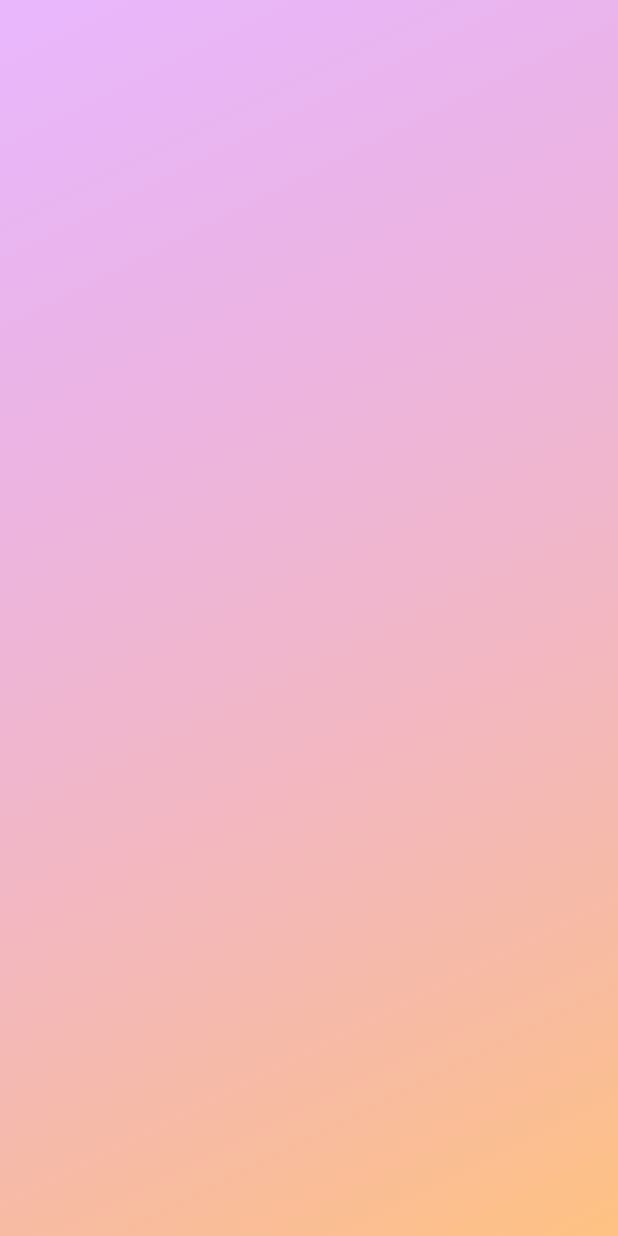
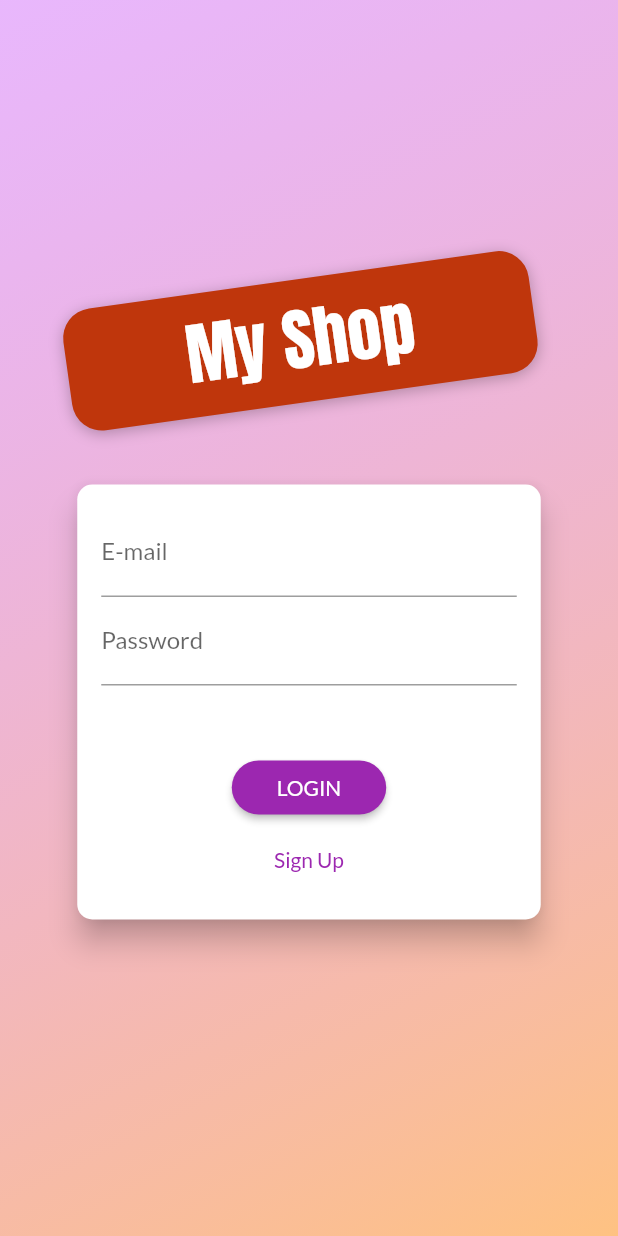
Before and after one commit to victorwolff39/Shop_App, a Flutter app: the screen it shows after launch, on a phone screen of 412 x 824 dp. Run offline on Flutter 3.47's test engine with Material 2 defaults, Android fonts, the phone set to English and light mode, and no system bars.

Commit message:
Finished sign in/sign up screen. Added sign up function linked with Firebase.

```diff
--- a/lib/main.dart
+++ b/lib/main.dart
@@ -1,5 +1,6 @@
 import 'package:flutter/material.dart';
 import 'package:provider/provider.dart';
+import 'package:shop_app/providers/auth.dart';
 import 'package:shop_app/providers/cart.dart';
 import 'package:shop_app/providers/orders.dart';
 import 'package:shop_app/providers/products_provider.dart';
@@ -33,13 +34,17 @@ class MyApp extends StatelessWidget {
         ChangeNotifierProvider(
           create: (_) => new Orders(),
         ),
+        ChangeNotifierProvider(
+          create: (_) => new Auth(),
+        ),
       ],
       child: MaterialApp(
         title: 'My Shop',
         theme: ThemeData(
-            primarySwatch: Colors.purple,
-            accentColor: Colors.deepOrange,
-            fontFamily: 'Lato'),
+          primarySwatch: Colors.purple,
+          accentColor: Colors.deepOrange,
+          fontFamily: 'Lato',
+        ),
         //home: ProductOverviewScreen(),
         routes: {
           AppRoutes.AUTH: (ctx) => AuthScreen(),
--- /dev/null
+++ b/lib/providers/auth.dart
@@ -0,0 +1,22 @@
+import 'dart:convert';
+
+import 'package:flutter/material.dart';
+import 'package:http/http.dart';
+import 'package:shop_app/models/error.dart';
+import 'package:shop_app/utils/endpoints.dart';
+
+class Auth with ChangeNotifier {
+
+  Future<Error> signUp(String email, String password) async {
+    final response = await post(Endpoints.AUTH_API, body: json.encode({
+      'email': email,
+      'password': password,
+      'returnSecureToken': true,
+    }));
+    print(json.decode(response.body));
+    return Error(
+      title: 'No error',
+      description: 'Seriously... There is nothing here...'
+    );
+  }
+}
--- /dev/null
+++ b/lib/utils/form_validator.dart
@@ -0,0 +1,53 @@
+import 'package:flutter/cupertino.dart';
+import 'package:flutter/material.dart';
+
+enum InputTypes {
+  Email,
+  Password,
+}
+
+class FormValidator {
+  final InputTypes inputType;
+  final String content;
+  final bool allowNull;
+  final bool allowZero;
+  final bool allowNegativeNumbers;
+
+  FormValidator({
+    @required this.inputType,
+    @required this.content,
+    this.allowNull = false,
+    this.allowZero = false,
+    this.allowNegativeNumbers = false,
+  });
+
+  //Maybe implement some REGEX in the future...?
+  String _emailValidate() {
+    if (!allowNull && content == null) {
+      return 'Missing e-mail address.';
+    }
+    if (!content.contains('@')) {
+      return 'Invalid e-mail address.';
+    }
+    return null;
+  }
+
+  String _passwordValidate() {
+    if (!allowNull && content == null) {
+      return 'Password cannot be empty.';
+    }
+    if (content.length < 5) {
+      return 'Password must be at least 5 characters long.';
+    }
+    return null;
+  }
+
+  String validate() {
+    switch (inputType) {
+      case InputTypes.Email:
+        return _emailValidate();
+      case InputTypes.Password:
+        return _passwordValidate();
+    }
+  }
+}
--- a/lib/views/auth_screen.dart
+++ b/lib/views/auth_screen.dart
@@ -1,4 +1,7 @@
+import 'dart:math';
+
 import 'package:flutter/material.dart';
+import 'package:shop_app/widgets/auth_card.dart';
 
 class AuthScreen extends StatelessWidget {
   @override
@@ -21,7 +24,37 @@ class AuthScreen extends StatelessWidget {
           Container(
             width: double.infinity,
             child: Column(
-              children: [],
+              mainAxisAlignment: MainAxisAlignment.center,
+              crossAxisAlignment: CrossAxisAlignment.center,
+              children: [
+                Container(
+                  padding: EdgeInsets.symmetric(
+                    vertical: 8,
+                    horizontal: 80,
+                  ),
+                  margin: EdgeInsets.only(bottom: 30),
+                  transform: Matrix4.rotationZ(-8 * pi / 180)..translate(-10.0),
+                  decoration: BoxDecoration(
+                    borderRadius: BorderRadius.circular(20),
+                    color: Colors.deepOrange.shade900,
+                    boxShadow: [
+                      BoxShadow(
+                          blurRadius: 8,
+                          color: Colors.black26,
+                          offset: Offset(0, 2)),
+                    ],
+                  ),
+                  child: Text(
+                    'My Shop',
+                    style: TextStyle(
+                        color:
+                            Theme.of(context).accentTextTheme.headline6.color,
+                        fontSize: 45,
+                        fontFamily: 'Anton'),
+                  ),
+                ),
+                AuthCard(),
+              ],
             ),
           ),
         ],
--- /dev/null
+++ b/lib/widgets/auth_card.dart
@@ -0,0 +1,139 @@
+import 'package:flutter/material.dart';
+import 'package:provider/provider.dart';
+import 'package:shop_app/models/error.dart';
+import 'package:shop_app/providers/auth.dart';
+import 'package:shop_app/utils/form_validator.dart';
+
+enum AuthMode { SignUp, SignIn }
+
+class AuthCard extends StatefulWidget {
+  @override
+  _AuthCardState createState() => _AuthCardState();
+}
+
+class _AuthCardState extends State<AuthCard> {
+  GlobalKey<FormState> _form = GlobalKey();
+  bool _isLoading = false;
+  AuthMode _authMode = AuthMode.SignIn;
+
+  final _passwordController = TextEditingController();
+  final Map<String, String> _authData = {
+    'email': '',
+    'password': '',
+  };
+
+  Future<void> _submit() async {
+    if (!_form.currentState.validate()) {
+      return;
+    }
+    setState(() {
+      _isLoading = true;
+    });
+    _form.currentState.save();
+
+    Auth auth = Provider.of(context, listen: false);
+    Error error;
+
+    if (_authMode == AuthMode.SignIn) {
+      //Login
+    } else {
+      error = await auth.signUp(_authData['email'], _authData['password']);
+    }
+    setState(() {
+      _isLoading = false;
+    });
+  }
+
+  void _switchView() {
+    if (_authMode == AuthMode.SignIn) {
+      _authMode = AuthMode.SignUp;
+    } else {
+      _authMode = AuthMode.SignIn;
+    }
+    setState(() {});
+  }
+
+  @override
+  Widget build(BuildContext context) {
+    final deviceSize = MediaQuery.of(context).size;
+
+    return Card(
+      elevation: 8,
+      shape: RoundedRectangleBorder(
+        borderRadius: BorderRadius.circular(10),
+      ),
+      child: Container(
+        height: _authMode == AuthMode.SignIn ? 290 : 371,
+        width: deviceSize.width * 0.75,
+        padding: EdgeInsets.all(16),
+        child: Form(
+          key: _form,
+          child: Column(
+            mainAxisAlignment: MainAxisAlignment.spaceAround,
+            children: [
+              TextFormField(
+                decoration: InputDecoration(labelText: 'E-mail'),
+                keyboardType: TextInputType.emailAddress,
+                validator: (value) {
+                  return FormValidator(
+                    content: value,
+                    inputType: InputTypes.Email,
+                  ).validate();
+                },
+                onSaved: (value) => _authData['email'] = value,
+              ),
+              TextFormField(
+                controller: _passwordController,
+                decoration: InputDecoration(labelText: 'Password'),
+                obscureText: true,
+                validator: (value) {
+                  return FormValidator(
+                    content: value,
+                    inputType: InputTypes.Password,
+                  ).validate();
+                },
+                onSaved: (value) => _authData['password'] = value,
+              ),
+              if (_authMode == AuthMode.SignUp)
+                TextFormField(
+                  decoration: InputDecoration(labelText: 'Confirm Password'),
+                  obscureText: true,
+                  validator: _authMode == AuthMode.SignUp
+                      ? (value) {
+                          if (value != _passwordController.text) {
+                            return "Passwords don't match.";
+                          }
+                          return null;
+                        }
+                      : null,
+                ),
+              Spacer(),
+              _isLoading
+                  ? CircularProgressIndicator()
+                  : RaisedButton(
+                      shape: RoundedRectangleBorder(
+                        borderRadius: BorderRadius.circular(30),
+                      ),
+                      color: Theme.of(context).primaryColor,
+                      textColor:
+                          Theme.of(context).primaryTextTheme.button.color,
+                      padding:
+                          EdgeInsets.symmetric(horizontal: 30, vertical: 8),
+                      child: Text(
+                        _authMode == AuthMode.SignIn ? 'LOGIN' : 'REGISTER',
+                      ),
+                      onPressed: _submit,
+                    ),
+              FlatButton(
+                child:
+                    Text(_authMode == AuthMode.SignIn ? "Sign Up" : "Sign In"),
+                textColor: Theme.of(context).primaryColor,
+                onPressed: _isLoading ? null : _switchView,
+              )
+            ],
+          ),
+        ),
+      ),
+    );
+  }
+}
```
